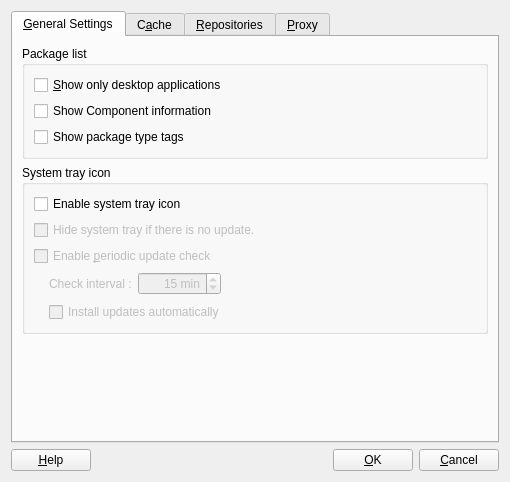
This is ui/settingsdialog.ui in PisiLinuxNew/package-manager as Qt 5 draws it before an edit. The edited form follows.
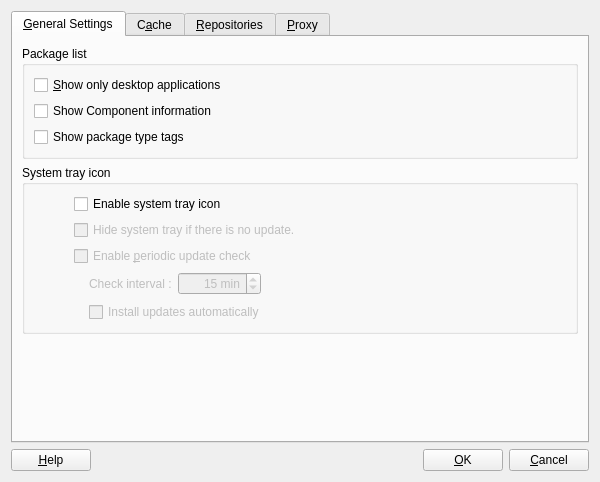
This is the edited form. Icons and pictures are not drawn.

What changed in the file:
```diff
--- a/ui/settingsdialog.ui
+++ b/ui/settingsdialog.ui
@@ -6,7 +6,7 @@
    <rect>
     <x>0</x>
     <y>0</y>
-    <width>510</width>
+    <width>600</width>
     <height>482</height>
    </rect>
   </property>
```
